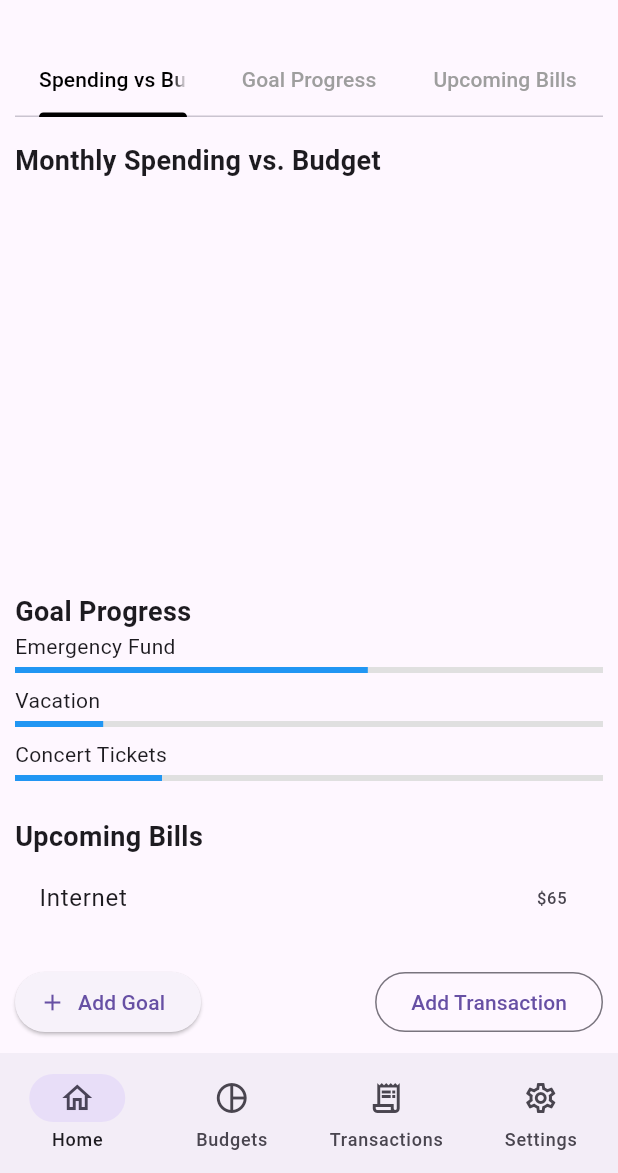
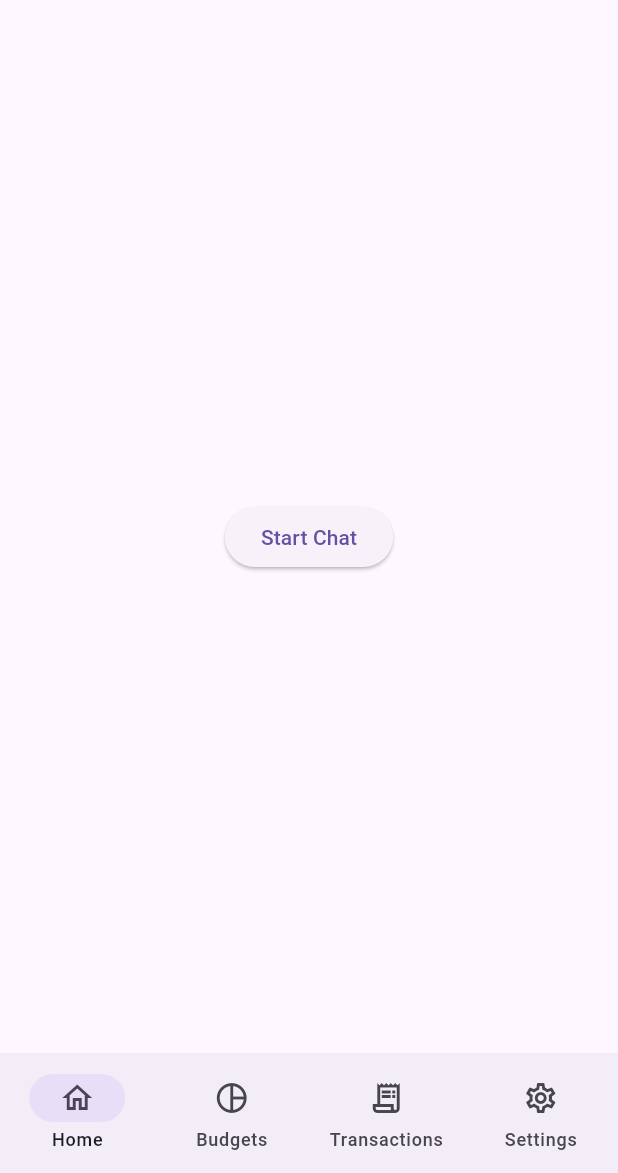
Before and after one commit to neel1104/bachat-app, a Flutter app: the screen it shows after launch, on a phone screen of 412 x 824 dp, the part 63-1236 px from its top. Run offline on Flutter 3.47's test engine with Material 3 defaults, Android fonts, the phone set to English and light mode, and no system bars; drawn by our look-alikes of fl_chart; our stand-ins replace flutter_chat_types, flutter_chat_ui, permission_handler, sqflite; missing offline and left inert: flutter_sms_inbox; accounts and stored records are empty.

Commit message:
ai chat working, add to favourites working

```diff
--- a/lib/screens/dashboard.dart
+++ /dev/null
@@ -1,195 +0,0 @@
-import 'package:bachat/services/transaction.dart';
-import 'package:fl_chart/fl_chart.dart';
-import 'package:flutter/material.dart';
-
-import '../models/transaction.dart' as mt;
-import '../components/indicator.dart';
-import '../components/progress_bar.dart';
-import '../components/section_title.dart';
-
-class Dashboard extends StatefulWidget {
-  const Dashboard({super.key});
-
-  @override
-  State<Dashboard> createState() => DashboardState();
-}
-
-class DashboardState extends State<Dashboard> {
-  List<mt.Transaction> _txs = [];
-
-  DashboardState() {
-    _initTransactionsState();
-  }
-
-  Future<void> _initTransactionsState() async {
-    List<mt.Transaction> transactions =
-        await TransactionService().fetchAll(limit: 100);
-    setState(() {
-      _txs = transactions;
-    });
-  }
-
-  @override
-  Widget build(BuildContext context) {
-    return Padding(
-      padding: const EdgeInsets.fromLTRB(10, 0, 10, 10),
-      child: Column(
-        crossAxisAlignment: CrossAxisAlignment.start,
-        children: [
-          SizedBox(height: 16.0),
-          TabBarSection(),
-          SizedBox(height: 16.0),
-          Expanded(
-            child: ListView(
-              children: [
-                SectionTitle(title: 'Monthly Spending vs. Budget'),
-                SizedBox(height: 16.0),
-                CategorySpendPieChart(transactions: _txs),
-                SizedBox(height: 16.0),
-                SectionTitle(title: 'Goal Progress'),
-                ProgressBar(title: 'Emergency Fund', current: 300, total: 500),
-                ProgressBar(title: 'Vacation', current: 150, total: 1000),
-                ProgressBar(title: 'Concert Tickets', current: 50, total: 200),
-                SizedBox(height: 16.0),
-                SectionTitle(title: 'Upcoming Bills'),
-                ListTile(
-                  title: Text('Internet'),
-                  trailing: Text('\$65'),
-                ),
-                ListTile(
-                  title: Text('Mortgage'),
-                  trailing: Text('\$1,000'),
-                ),
-                ListTile(
-                  title: Text('Health Insurance'),
-                  trailing: Text('\$250'),
-                ),
-              ],
-            ),
-          ),
-          Row(
-            mainAxisAlignment: MainAxisAlignment.spaceBetween,
-            children: [
-              ElevatedButton.icon(
-                onPressed: () {},
-                icon: Icon(Icons.add),
-                label: Text('Add Goal'),
-              ),
-              OutlinedButton(
-                onPressed: () {},
-                child: Text('Add Transaction'),
-              ),
-            ],
-          ),
-        ],
-      ),
-    );
-  }
-}
-
-class TabBarSection extends StatelessWidget {
-  const TabBarSection({super.key});
-
-  @override
-  Widget build(BuildContext context) {
-    return DefaultTabController(
-      length: 3,
-      child: Column(
-        children: [
-          TabBar(
-            labelColor: Colors.black,
-            unselectedLabelColor: Colors.grey,
-            indicatorColor: Colors.black,
-            tabs: [
-              Tab(text: 'Spending vs Budget'),
-              Tab(text: 'Goal Progress'),
-              Tab(text: 'Upcoming Bills'),
-            ],
-          ),
-        ],
-      ),
-    );
-  }
-}
-
-
-class CategorySpendPieChart extends StatelessWidget {
-  final List<mt.Transaction> transactions;
-
-  const CategorySpendPieChart({super.key, required this.transactions});
-
-  @override
-  Widget build(BuildContext context) {
-    final categorySpends = _getCategorySpends(transactions);
-
-    return Row(children: [
-      const SizedBox(
-        height: 18,
-      ),
-      Expanded(
-          child: AspectRatio(
-        aspectRatio: 1.5,
-        child: PieChart(
-          PieChartData(
-            sections: categorySpends.entries.map((entry) {
-              final color = _getCategoryColor(entry.key);
-              return PieChartSectionData(
-                value: entry.value,
-                title: "${entry.key}\n${entry.value.toStringAsFixed(2)}",
-                color: color,
-                radius: 50,
-                // titleStyle: const TextStyle(fontSize: 12, fontWeight: FontWeight.bold),
-              );
-            }).toList(),
-            sectionsSpace: 2,
-            centerSpaceRadius: 40,
-            borderData: FlBorderData(show: false),
-          ),
-        ),
-      )),
-      Column(
-          mainAxisAlignment: MainAxisAlignment.end,
-          crossAxisAlignment: CrossAxisAlignment.start,
-          children: _getLegend(categorySpends)),
-      const SizedBox(
-        width: 28,
-      ),
-    ]);
-  }
-
-  List<Widget> _getLegend(Map<String, double> categorySpends) {
-    return categorySpends.entries.map((entry) {
-      final color = _getCategoryColor(entry.key);
-      return Indicator(color: color, text: entry.key, isSquare: true);
-    }).toList();
-  }
-
-  Color _getCategoryColor(String category) {
-    // Shades of blue palette
-    const bluishPalette = [
-      Color(0xFF1565C0), // Blue 800
-      Color(0xFF1976D2), // Blue 700
-      Color(0xFF1E88E5), // Blue 600
-      Color(0xFF42A5F5), // Blue 400
-      Color(0xFF64B5F6), // Blue 300
-      Color(0xFF90CAF9), // Blue 200
-      Color(0xFFBBDEFB), // Blue 100
-      Color(0xFFE3F2FD), // Blue 50
-    ];
-    final index = category.hashCode % bluishPalette.length;
-    return bluishPalette[index];
-  }
-
-  Map<String, double> _getCategorySpends(List<mt.Transaction> transactions) {
-    final Map<String, double> categorySpends = {};
-
-    for (var tx in transactions) {
-      final category = tx.category ?? "Uncategorized";
-      categorySpends[category] = (categorySpends[category] ?? 0) + tx.amount!;
-      if (tx.txDate!.isBefore(DateTime.now().subtract(Duration(days: 7)))) {
-        break;
-      }
-    }
-    return categorySpends;
-  }
-}
--- a/lib/screens/scaffold.dart
+++ b/lib/screens/scaffold.dart
@@ -1,11 +1,12 @@
+import 'package:bachat/viewmodels/ai_chat_viewmodel.dart';
 import 'package:bachat/viewmodels/transaction_form_viewmodel.dart';
 import 'package:bachat/viewmodels/transaction_list_viewmodel.dart';
+import 'package:bachat/views/transaction_list_screen.dart';
 import 'package:flutter/material.dart';
 import 'package:permission_handler/permission_handler.dart';
 import 'package:provider/provider.dart';
 
-import 'dashboard.dart';
-import 'package:bachat/views/transaction_list_screen.dart';
+import '../views/dashboard_screen.dart';
 
 class AppShell extends StatefulWidget {
   const AppShell({super.key});
@@ -17,7 +18,7 @@ class AppShell extends StatefulWidget {
 class _AppShellState extends State<AppShell> {
   int currentPageIndex = 0;
 
-  _AppShellState(){
+  _AppShellState() {
     _ensurePermissions();
   }
 
@@ -43,32 +44,48 @@ class _AppShellState extends State<AppShell> {
         },
         // indicatorColor: Colors.amber,
         destinations: [
-          NavigationDestination(icon: Icon(Icons.home_outlined,), label: 'Home'),
-          NavigationDestination(icon: Icon(Icons.pie_chart_outline_outlined,), label: 'Budgets'),
-          NavigationDestination(icon: Icon(Icons.receipt_long_outlined,), label: 'Transactions'),
+          NavigationDestination(
+              icon: Icon(
+                Icons.home_outlined,
+              ),
+              label: 'Home'),
+          NavigationDestination(
+              icon: Icon(
+                Icons.pie_chart_outline_outlined,
+              ),
+              label: 'Budgets'),
+          NavigationDestination(
+              icon: Icon(
+                Icons.receipt_long_outlined,
+              ),
+              label: 'Transactions'),
           // NavigationDestination(icon: Icon(Icons.flag_outlined, ), label: 'Goals'),
-          NavigationDestination(icon: Icon(Icons.settings_outlined,), label: 'Settings'),
+          NavigationDestination(
+              icon: Icon(
+                Icons.settings_outlined,
+              ),
+              label: 'Settings'),
         ],
       ),
     );
   }
 
   Widget getPage(int index) {
-    switch(index) {
-      case 0:
-        return Dashboard();
+    switch (index) {
       case 2:
-        return MultiProvider(providers: [
-          ChangeNotifierProvider(create: (_)=> TransactionFormViewModel()),
-          ChangeNotifierProvider(create: (_)=> TransactionListViewModel())
-        ],
-          child: TransactionListScreen(),);
+        return MultiProvider(
+          providers: [
+            ChangeNotifierProvider(create: (_) => TransactionFormViewModel()),
+            ChangeNotifierProvider(create: (_) => TransactionListViewModel())
+          ],
+          child: TransactionListScreen(),
+        );
     }
-    return Dashboard();
+    return DashboardScreen();
   }
 
   Widget getTitle(int index) {
-    switch(index) {
+    switch (index) {
       case 0:
         return Text('Finance Dashboard');
       case 2:
@@ -76,7 +93,6 @@ class _AppShellState extends State<AppShell> {
     }
     return Text('Finance Dashboard');
   }
-
 
   Future<bool> _ensurePermissions() async {
     var permission = await Permission.sms.status;
--- a/lib/services/llm/llm.dart
+++ b/lib/services/llm/llm.dart
@@ -1,21 +1,34 @@
 import 'dart:convert';
 import 'dart:io';
+
 import 'package:http/http.dart' as http;
 
+import '../../models/transaction.dart';
 import 'prompts.dart';
-import 'package:bachat/models/transaction.dart' as mt;
 
 class Message {
   final String role;
   final String content;
 
+  bool get isUserMessage => role == "user";
+
+  bool get isSQL =>
+      role == "assistant" &&
+      content.contains("SELECT") &&
+      content.contains("FROM");
+  bool get isGroupBySQL => role == "assistant" &&
+      content.contains("GROUP BY");
+
   const Message._({required this.role, required this.content});
 
-  factory Message.human(String message) => Message._(role: "user", content: message);
+  factory Message.human(String message) =>
+      Message._(role: "user", content: message);
 
-  factory Message.ai(String message) => Message._(role: "assistant", content: message);
+  factory Message.ai(String message) =>
+      Message._(role: "assistant", content: message);
 
-  factory Message.system(String message) => Message._(role: "system", content: message);
+  factory Message.system(String message) =>
+      Message._(role: "system", content: message);
 
   Map<String, String> toMap() => {"role": role, "content": content};
 }
@@ -31,7 +44,7 @@ class LLMService {
     "Authorization": "Bearer $apiKey",
   };
 
-  static Future<mt.Transaction> smsToListTransactionModel(String sms) async {
+  static Future<Transaction> smsToListTransactionModel(String sms) async {
     print("smsToListTransactionModel: called with sms:\n$sms");
     final body = {
       "max_tokens": 2048,
@@ -48,9 +61,11 @@ class LLMService {
       final response = await _postRequest(body);
 
       if (response.statusCode == 200) {
-        final assistantResponse = jsonDecode(response.body)['choices']?[0]?['message']?['content'];
+        final assistantResponse =
+            jsonDecode(response.body)['choices']?[0]?['message']?['content'];
         if (assistantResponse == null) {
-          throw FormatException("Assistant response missing in the API response");
+          throw FormatException(
+              "Assistant response missing in the API response");
         }
 
         final cleanedJsonStr = assistantResponse
@@ -59,12 +74,16 @@ class LLMService {
             .replaceAll("\n", "");
 
         final transactionsListJson = jsonDecode(cleanedJsonStr) as dynamic;
-        print("smsToListTransactionModel: transactionsListJson:\n$transactionsListJson");
+        print(
+            "smsToListTransactionModel: transactionsListJson:\n$transactionsListJson");
         return transactionsListJson
-            .map((tx) => mt.Transaction.fromMap(tx as Map<String, dynamic>))
-            .toList().first;
+            .map((tx) => Transaction.fromMap(tx as Map<String, dynamic>))
+            .toList()
+            .first;
       } else {
-        throw HttpException('Request failed with status: ${response.statusCode}.', uri: Uri.parse(modelEndpoint));
+        throw HttpException(
+            'Request failed with status: ${response.statusCode}.',
+            uri: Uri.parse(modelEndpoint));
       }
     } catch (error) {
       print("Error in smsToListTransactionModel: $error");
@@ -89,11 +108,14 @@ class LLMService {
       if (response.statusCode == 200) {
         final choices = jsonDecode(response.body)['choices'] as List<dynamic>;
         if (choices.isEmpty || choices[0]['message']['role'] != 'assistant') {
-          throw FormatException("Invalid or missing assistant response in the API response");
+          throw FormatException(
+              "Invalid or missing assistant response in the API response");
         }
         return Message.ai(choices[0]['message']['content']);
       } else {
-        throw HttpException('Request failed with status: ${response.statusCode}.', uri: Uri.parse(modelEndpoint));
+        throw HttpException(
+            'Request failed with status: ${response.statusCode}.',
+            uri: Uri.parse(modelEndpoint));
       }
     } catch (error) {
       print("Error in chat: $error");
--- a/lib/services/llm/prompts.dart
+++ b/lib/services/llm/prompts.dart
@@ -58,13 +58,13 @@ Question: "What is my total spending this month?"
 Response:
 SELECT SUM(amount) AS total_spent
 FROM transactions
-WHERE date >= DATE('now', 'start of month') AND date <= DATE('now', 'localtime');
+WHERE tx_date >= DATE('now', 'start of month') AND date <= DATE('now', 'localtime');
 
 Question: "Which category did I spend the most on last year?"
 Response:
 SELECT category, SUM(amount) AS total_spent
 FROM transactions
-WHERE date >= DATE('now', '-1 year') AND date < DATE('now')
+WHERE tx_date >= DATE('now', '-1 year') AND date < DATE('now')
 GROUP BY category
 ORDER BY total_spent DESC
 LIMIT 1;
--- a/lib/viewmodels/transaction_list_viewmodel.dart
+++ b/lib/viewmodels/transaction_list_viewmodel.dart
@@ -1,5 +1,3 @@
-import 'dart:io';
-
 import 'package:flutter/material.dart';
 import 'package:flutter_sms_inbox/flutter_sms_inbox.dart';
 import 'package:intl/intl.dart' show DateFormat;
--- /dev/null
+++ b/lib/views/dashboard_screen.dart
@@ -0,0 +1,36 @@
+import 'package:flutter/material.dart';
+import 'package:provider/provider.dart';
+
+import '../viewmodels/ai_chat_viewmodel.dart';
+import '../viewmodels/favourite_viewmodel.dart';
+import 'ai_chat_screen.dart';
+
+class DashboardScreen extends StatelessWidget {
+  const DashboardScreen({super.key});
+
+  @override
+  Widget build(BuildContext context) {
+    return Center(
+      child: ElevatedButton.icon(
+        onPressed: () => _startChat(context),
+        label: Text("Start Chat"),
+      ),
+    );
+  }
+
+  void _startChat(BuildContext context) {
+    Navigator.of(context).push(MaterialPageRoute(
+      builder: (context) => MultiProvider(
+        providers: [
+          ChangeNotifierProvider(
+            create: (_) => FavouriteViewModel(),
+          ),
+          ChangeNotifierProvider(
+            create: (_) => AIChatViewmodel(),
+          )
+        ],
+        child: AIChatScreen(),
+      ),
+    ));
+  }
+}
```
Also changed, not shown: lib/models/favorite.dart (added, +42 -0 lines), lib/services/transaction.dart (+26 -0 lines), lib/viewmodels/ai_chat_viewmodel.dart (added, +64 -0 lines), lib/viewmodels/favourite_viewmodel.dart (added, +29 -0 lines), lib/views/ai_chat_screen.dart (added, +184 -0 lines).
